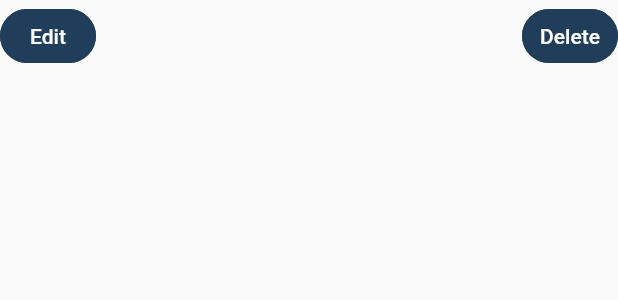
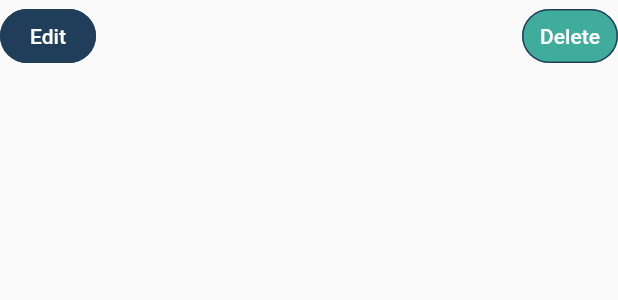
Before and after one commit to ferranjrr/Electrike-Software-Engineering-Project, a Flutter app: the EditInfoCar widget shown alone on an empty page, opened directly, on a phone screen of 412 x 824 dp. Shown: the top 300 px of the screen. Run offline on Flutter 3.47's test engine with Material 2 defaults, Android fonts, the phone set to English and light mode, and no system bars; our stand-ins replace flutter_map, latlong2; missing offline and left inert: flutter_map_marker_cluster, sign_button; network calls fail.

Commit message:
centralized colors (change only constant)

```diff
--- a/lib/interficie/widget/car_detail_info.dart
+++ b/lib/interficie/widget/car_detail_info.dart
@@ -66,7 +66,7 @@ class EditInfoCar extends StatelessWidget {
         TextButton(
           onPressed: () {},//TODO: EditInfoCar
           style: ButtonStyle(
-            backgroundColor: MaterialStateProperty.all<Color>(const Color(0xFF203e5a)),
+            backgroundColor: MaterialStateProperty.all<Color>(mCardColor),
             shape: MaterialStateProperty.all<RoundedRectangleBorder>(
               RoundedRectangleBorder(
                 borderRadius: BorderRadius.circular(36.0),
@@ -84,7 +84,7 @@ class EditInfoCar extends StatelessWidget {
         TextButton(
           onPressed: () {},//TODO: EditInfoCar
           style: ButtonStyle(
-              backgroundColor: MaterialStateProperty.all<Color>(const Color(0xFF203e5a)),
+              backgroundColor: MaterialStateProperty.all<Color>(mPrimaryColor),
               shape: MaterialStateProperty.all<RoundedRectangleBorder>(
                   RoundedRectangleBorder(
                       borderRadius: BorderRadius.circular(36.0),
--- a/lib/interficie/widget/my_map_widget.dart
+++ b/lib/interficie/widget/my_map_widget.dart
@@ -110,7 +110,7 @@ Marker buildMarker({
     builder: (ctx)=>
         IconButton(
           icon: const Icon(Icons.place),
-          color: const Color(0xFF203e5a),
+          color: mCardColor,
           iconSize: 45.0,
           onPressed: (){
             showModalBottomSheet(
```
